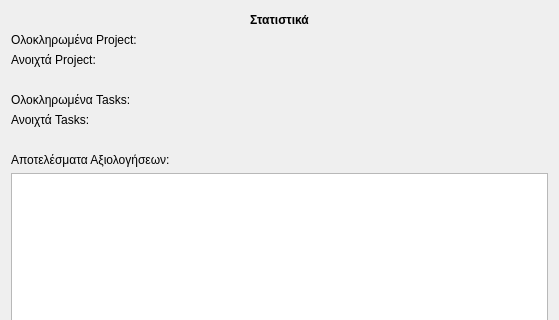
The window that ui/3_Progress/PersonalProgressScreen.ui (F1l14/Software-Engineering-2025) describes before a commit, drawn with Qt 5; both pictures show x 0 to 559 and y 98 to 418 of the 559 by 532 pixel window.
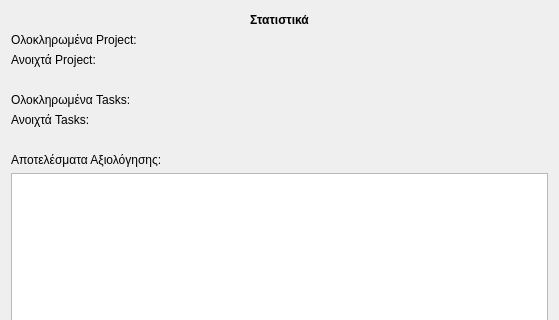
The same window after the commit.

What changed in the file:
```diff
--- a/ui/3_Progress/PersonalProgressScreen.ui
+++ b/ui/3_Progress/PersonalProgressScreen.ui
@@ -137,7 +137,7 @@
    <item row="12" column="1">
     <widget class="QLabel" name="evaluationResultsLabel">
      <property name="text">
-      <string>Αποτελέσματα Αξιολογήσεων:</string>
+      <string>Αποτελέσματα Αξιολόγησης:</string>
      </property>
      <property name="alignment">
       <set>Qt::AlignmentFlag::AlignLeading|Qt::AlignmentFlag::AlignLeft|Qt::AlignmentFlag::AlignVCenter</set>
```
